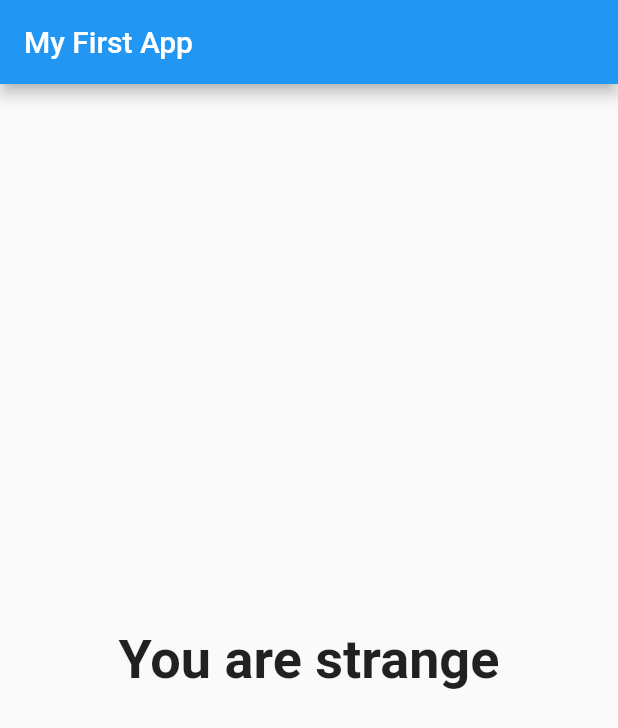
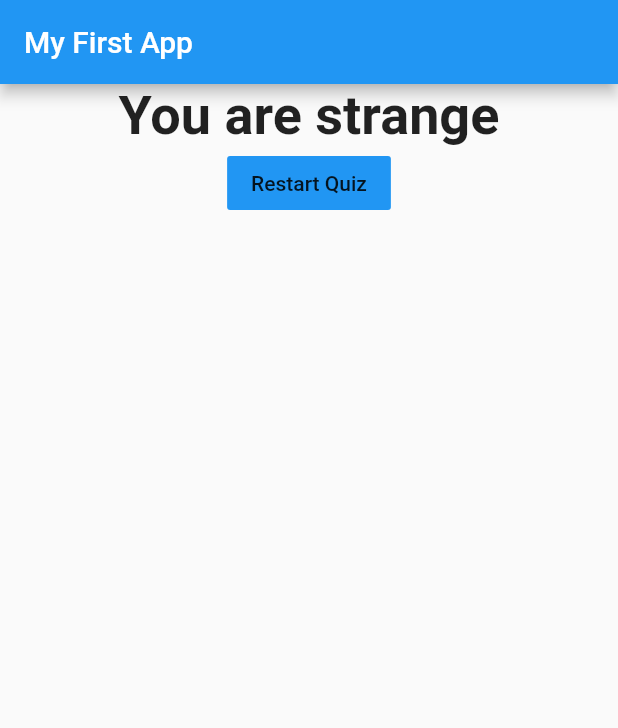
Before and after one commit to wenk-silvan/quiz, a Flutter app: the screen it shows after launch, after a tap on "Black", after a tap on "Cat", after a tap on "Run", on a phone screen of 412 x 824 dp. Shown: the top 728 px of the screen. Run offline on Flutter 3.47's test engine with Material 2 defaults, Android fonts, the phone set to English and light mode, and no system bars.

Commit message:
Polish up answer page

```diff
--- a/lib/main.dart
+++ b/lib/main.dart
@@ -55,6 +55,13 @@ class _MyAppState extends State<MyApp> {
     print(_questionIndex);
   }
 
+  void _resetQuiz() {
+    setState(() {
+      this._questionIndex = 0;
+      this._totalScore = 0;
+    });
+  }
+
   @override
   Widget build(BuildContext context) {
     return MaterialApp(
@@ -68,7 +75,7 @@ class _MyAppState extends State<MyApp> {
                 questionIndex: this._questionIndex,
                 questions: this._questions,
               )
-            : Result(this._totalScore),
+            : Result(this._totalScore, _resetQuiz),
       ),
     );
   }
--- a/lib/result.dart
+++ b/lib/result.dart
@@ -1,9 +1,11 @@
 import 'package:flutter/cupertino.dart';
+import 'package:flutter/material.dart';
 
 class Result extends StatelessWidget {
   final int resultScore;
+  final Function resetHandler;
 
-  Result(this.resultScore);
+  Result(this.resultScore, this.resetHandler);
 
   String get resultPhrase {
     var resultText = 'You did it!';
@@ -23,9 +25,19 @@ class Result extends StatelessWidget {
   @override
   Widget build(BuildContext context) {
     return Center(
-        child: Text(
-      this.resultPhrase,
-      style: TextStyle(fontSize: 36, fontWeight: FontWeight.bold),
+        child: Column(
+      children: <Widget>[
+        Text(
+          this.resultPhrase,
+          style: TextStyle(fontSize: 36, fontWeight: FontWeight.bold),
+          textAlign: TextAlign.center,
+        ),
+        FlatButton(
+          child: Text('Restart Quiz'),
+          onPressed: this.resetHandler,
+          color: Colors.blue,
+        )
+      ],
     ));
   }
 }
```
